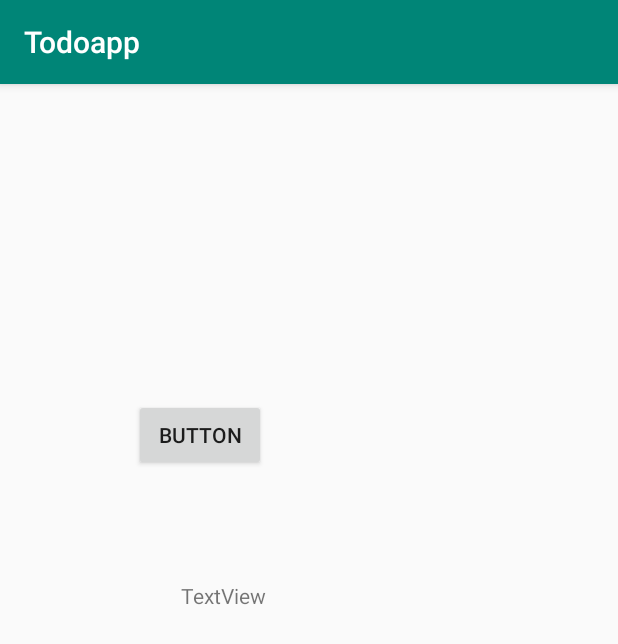
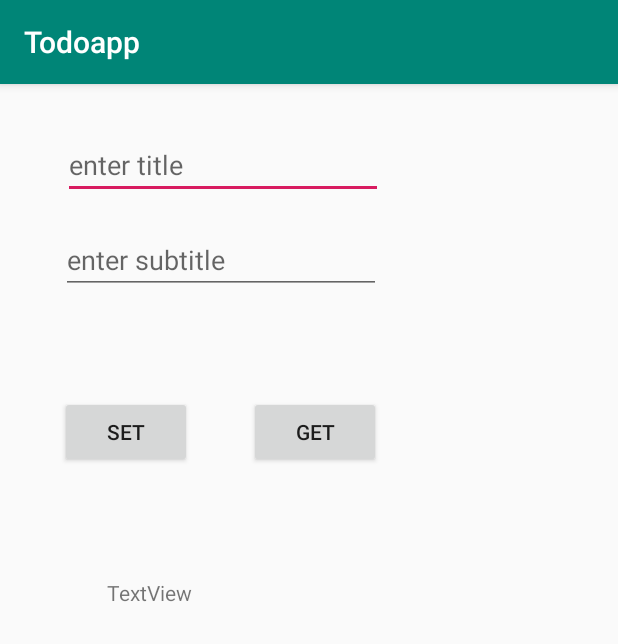
Before and after one commit to abdultanveer/Todoapp, an Android app: the screen it shows after launch (MainActivity), on a phone screen of 412 x 824 dp. Shown: the top 644 px of the screen. Run offline under Robolectric (Android 15) with nearby library versions, the phone set to English and light mode, and no system bars.

```diff
--- a/app/src/main/java/com/example/todoapp/MainContract.java
+++ b/app/src/main/java/com/example/todoapp/MainContract.java
@@ -1,4 +1,6 @@
 package com.example.todoapp;
+
+import com.example.todoapp.data.TodoNote;
 
 public interface MainContract {//3
     //view interface contains methods which presenter tells to the view
@@ -10,5 +12,6 @@ public interface MainContract {//3
     //view tell to the presenter
     interface Presenter{//5
        void onButtonClicked();//7
+        void setData(TodoNote note);
     }
 }
--- a/app/src/main/java/com/example/todoapp/MainPresenter.java
+++ b/app/src/main/java/com/example/todoapp/MainPresenter.java
@@ -12,7 +12,7 @@ public class MainPresenter implements MainContract.Presenter, TodoDataSource.Get
     public MainPresenter(MainActivity mainActivity) {
 
         view = mainActivity;//13
-        repository = new TodoRepository();
+        repository = new TodoRepository(mainActivity);
     }
 
     @Override
@@ -21,6 +21,11 @@ public class MainPresenter implements MainContract.Presenter, TodoDataSource.Get
         view.showToast();//14
         repository.getTodoNote(this);//aa
 
+    }
+
+    @Override
+    public void setData(TodoNote note) {
+        repository.setData(note);
     }
 
     @Override
--- a/app/src/main/java/com/example/todoapp/data/source/TodoDataSource.java
+++ b/app/src/main/java/com/example/todoapp/data/source/TodoDataSource.java
@@ -5,6 +5,7 @@ import com.example.todoapp.data.TodoNote;
 public interface TodoDataSource {
 
     void getTodoNote(GetTodoNote callback);
+    void setData(TodoNote note);
 
 
 
--- a/app/src/main/java/com/example/todoapp/data/source/TodoRepository.java
+++ b/app/src/main/java/com/example/todoapp/data/source/TodoRepository.java
@@ -1,5 +1,8 @@
 package com.example.todoapp.data.source;
 
+import android.content.Context;
+
+import com.example.todoapp.data.TodoNote;
 import com.example.todoapp.data.source.local.LocalDataSource;
 
 /**
@@ -10,8 +13,8 @@ public class TodoRepository implements TodoDataSource{
 
     TodoDataSource localTodoDataSource;
 
-    public TodoRepository(){
-        localTodoDataSource = new LocalDataSource();
+    public TodoRepository(Context context){
+        localTodoDataSource = new LocalDataSource(context);
     }
 
     @Override
@@ -19,4 +22,9 @@ public class TodoRepository implements TodoDataSource{
         //if there is internet it'll get the data from webservice
         localTodoDataSource.getTodoNote(callback);//bb
     }
+
+    @Override
+    public void setData(TodoNote note) {
+        localTodoDataSource.setData(note);
+    }
 }
--- a/app/src/main/java/com/example/todoapp/data/source/local/LocalDataSource.java
+++ b/app/src/main/java/com/example/todoapp/data/source/local/LocalDataSource.java
@@ -1,17 +1,26 @@
 package com.example.todoapp.data.source.local;
 
+import android.content.Context;
+
+import com.example.todoapp.data.TodoNote;
 import com.example.todoapp.data.source.TodoDataSource;
 
 public class LocalDataSource implements TodoDataSource {
 
     DAO dao;
 
-    public LocalDataSource() {
-        dao = new DAO();
+    public LocalDataSource(Context context) {
+        dao = new DAO(context);
     }
 
     @Override
     public void getTodoNote(GetTodoNote callback) {
         dao.getTodoNote(callback);//cc
     }
+
+    @Override
+    public void setData(TodoNote note) {
+        dao.openDb();
+        dao.createRow(note.getTitle(),note.getSubtitle());
+    }
 }
--- /dev/null
+++ b/app/src/main/java/com/example/todoapp/data/source/local/TodoDbHelper.java
@@ -0,0 +1,43 @@
+package com.example.todoapp.data.source.local;
+
+import android.content.Context;
+import android.database.sqlite.SQLiteDatabase;
+import android.database.sqlite.SQLiteOpenHelper;
+import com.example.todoapp.data.source.local.TodoContract.TodoEntry;
+
+/**
+ * this class helps create a database and a table
+ */
+public class TodoDbHelper extends SQLiteOpenHelper {
+    // If you change the database schema, you must increment the database version.
+    public static final int DATABASE_VERSION = 1;
+    public static final String DATABASE_NAME = "mydatabase.db";
+    private static final String SQL_CREATE_ENTRIES =
+            "CREATE TABLE " + TodoEntry.TABLE_NAME + " (" +
+                    TodoEntry._ID + " INTEGER PRIMARY KEY," +
+                    TodoEntry.COLUMN_NAME_TITLE + " TEXT," +
+                    TodoEntry.COLUMN_NAME_SUBTITLE + " TEXT)";
+
+    private static final String SQL_DELETE_ENTRIES =
+            "DROP TABLE IF EXISTS " + TodoEntry.TABLE_NAME;
+
+    public TodoDbHelper(Context context) {
+        super(context, DATABASE_NAME, null, DATABASE_VERSION);
+    }
+
+
+    public void onCreate(SQLiteDatabase db) {
+        db.execSQL(SQL_CREATE_ENTRIES);
+    }
+
+
+    public void onUpgrade(SQLiteDatabase db, int oldVersion, int newVersion) {
+        // This database is only a cache for online data, so its upgrade policy is
+        // to simply to discard the data and start over
+        db.execSQL(SQL_DELETE_ENTRIES);
+        onCreate(db);
+    }
+    public void onDowngrade(SQLiteDatabase db, int oldVersion, int newVersion) {
+        onUpgrade(db, oldVersion, newVersion);
+    }
+}
--- a/app/src/main/res/layout/activity_main.xml
+++ b/app/src/main/res/layout/activity_main.xml
@@ -8,14 +8,14 @@
 
 
     <Button
-        android:id="@+id/button"
+        android:id="@+id/buttonset"
         android:layout_width="wrap_content"
         android:layout_height="wrap_content"
-        android:layout_marginStart="89dp"
-        android:layout_marginLeft="89dp"
-        android:layout_marginTop="210dp"
+        android:layout_marginStart="40dp"
+        android:layout_marginLeft="40dp"
+        android:layout_marginTop="208dp"
         android:onClick="clickHandler"
-        android:text="Button"
+        android:text="set"
         app:layout_constraintStart_toStartOf="parent"
         app:layout_constraintTop_toTopOf="parent" />
 
@@ -25,6 +25,43 @@
         android:layout_height="wrap_content"
         android:layout_marginTop="73dp"
         android:text="TextView"
-        app:layout_constraintEnd_toEndOf="@+id/button"
-        app:layout_constraintTop_toBottomOf="@+id/button" />
+        app:layout_constraintEnd_toEndOf="@+id/buttonset"
+        app:layout_constraintTop_toBottomOf="@+id/buttonset" />
+
+    <EditText
+        android:id="@+id/editTexttitle"
+        android:layout_width="wrap_content"
+        android:layout_height="wrap_content"
+        android:layout_marginStart="42dp"
+        android:layout_marginLeft="42dp"
+        android:layout_marginTop="31dp"
+        android:ems="10"
+        android:hint="enter title"
+        android:inputType="textPersonName"
+        app:layout_constraintStart_toStartOf="parent"
+        app:layout_constraintTop_toTopOf="parent" />
+
+    <EditText
+        android:id="@+id/editTextSubtitle"
+        android:layout_width="wrap_content"
+        android:layout_height="wrap_content"
+        android:layout_marginTop="18dp"
+        android:layout_marginEnd="1dp"
+        android:layout_marginRight="1dp"
+        android:ems="10"
+        android:hint="enter subtitle"
+        android:inputType="textPersonName"
+        app:layout_constraintEnd_toEndOf="@+id/editTexttitle"
+        app:layout_constraintTop_toBottomOf="@+id/editTexttitle" />
+
+    <Button
+        android:id="@+id/buttonget"
+        android:layout_width="wrap_content"
+        android:layout_height="wrap_content"
+        android:layout_marginStart="38dp"
+        android:layout_marginLeft="38dp"
+        android:onClick="clickHandler"
+        android:text="get"
+        app:layout_constraintBaseline_toBaselineOf="@+id/buttonset"
+        app:layout_constraintStart_toEndOf="@+id/buttonset" />
 </android.support.constraint.ConstraintLayout>
```
Also changed, not shown: app/src/main/java/com/example/todoapp/MainActivity.java (+18 -1 lines), app/src/main/java/com/example/todoapp/data/source/local/DAO.java (+47 -2 lines), app/src/main/java/com/example/todoapp/data/source/local/TodoContract.java (added, +16 -0 lines).
